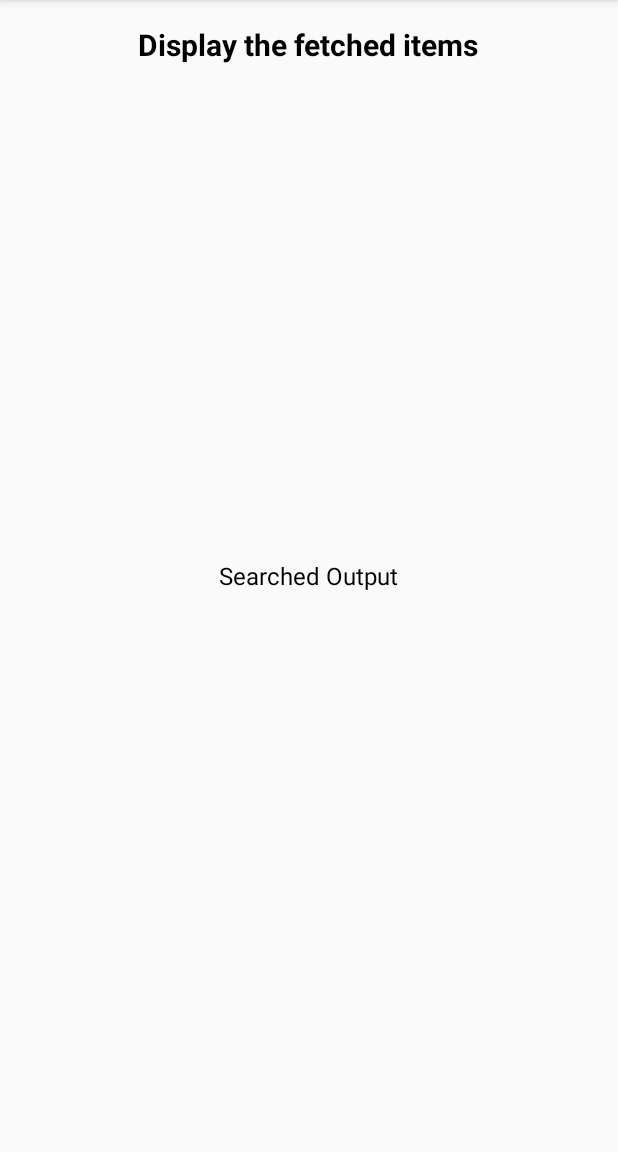
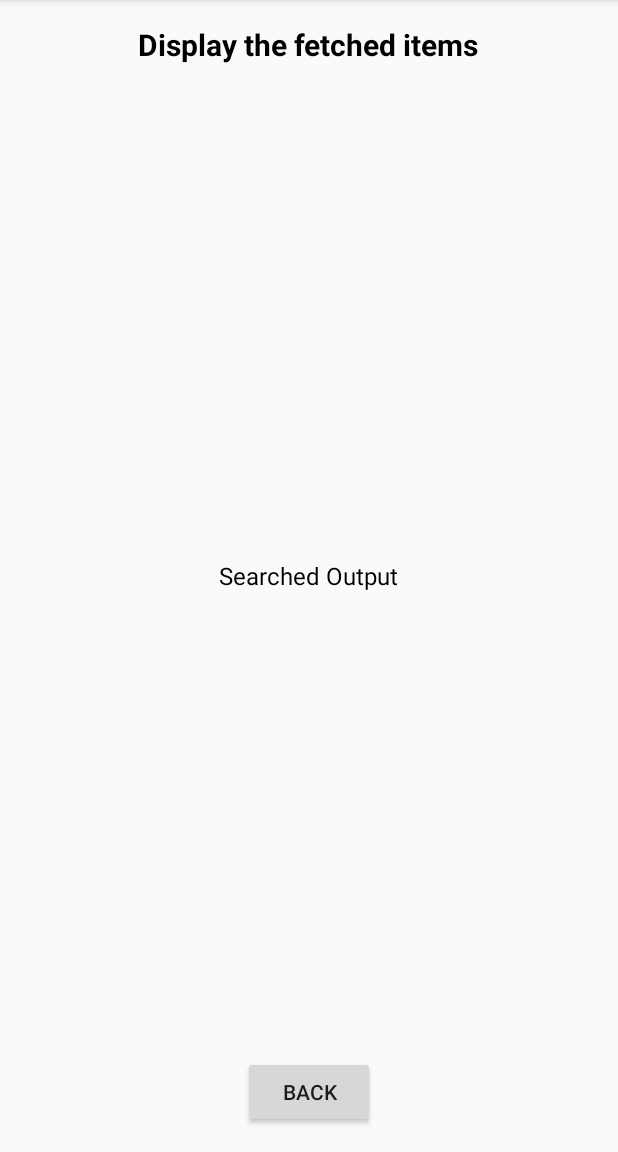
Before and after one commit to anantcodes/GoogleDev, an Android app: the DisplayActivity screen opened directly, with no data from a screen before it, on a phone screen of 412 x 824 dp, the part 84-1236 px from its top. Run offline under Robolectric (Android 15) with nearby library versions, the phone set to English and light mode, and no system bars.

Commit message:
Back button added

```diff
--- a/app/src/main/res/layout/activity_display.xml
+++ b/app/src/main/res/layout/activity_display.xml
@@ -25,6 +25,14 @@
         android:layout_centerInParent="true"/>
 
 
+    <Button
+        android:layout_width="wrap_content"
+        android:layout_height="wrap_content"
+        android:layout_alignParentBottom="true"
+        android:layout_centerInParent="true"
+        android:text="Back" />
+
+
 
 
 </RelativeLayout>
```
